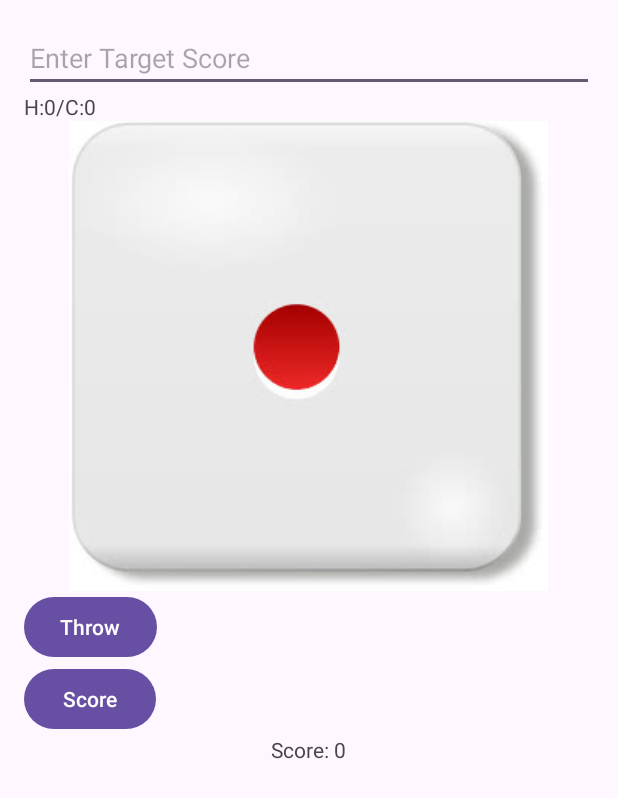
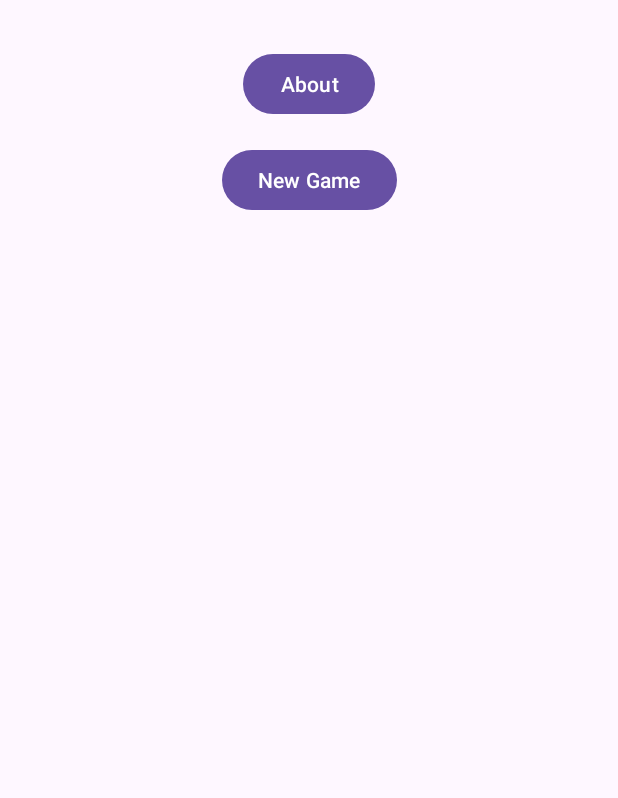
Before and after one commit to dayzcode/dicegame_cw, an Android app: the screen it shows after launch (MainActivity), on a phone screen of 412 x 824 dp. Shown: the top 798 px of the screen. Run offline under Robolectric (Android 15) with nearby library versions, the phone set to English and light mode, and no system bars.

```diff
--- a/app/src/main/java/com/example/dicegame_cw/MainActivity.java
+++ b/app/src/main/java/com/example/dicegame_cw/MainActivity.java
@@ -1,13 +1,12 @@
 package com.example.dicegame_cw;
 
-import android.app.AlertDialog;
+import android.content.Intent;
 import android.os.Bundle;
 import android.view.View;
 import android.widget.Button;
 import android.widget.EditText;
 import android.widget.ImageView;
 import android.widget.TextView;
-import java.util.Arrays;
 
 import androidx.appcompat.app.AppCompatActivity;
 
@@ -34,121 +33,32 @@ public class MainActivity extends AppCompatActivity {
         super.onCreate(savedInstanceState);
         setContentView(R.layout.activity_main);
 
-        btnThrow = findViewById(R.id.btnThrow);
-        btnScore = findViewById(R.id.btnScore);
-        diceImage = findViewById(R.id.diceImage);
-        tvScore = findViewById(R.id.tvScore);
-        etTargetScore = findViewById(R.id.etTargetScore);
-        tvWins = findViewById(R.id.tvWins);
+        // Find the "About" button by its ID
+        Button buttonAbout = findViewById(R.id.buttonAbout);
 
-        dice = new Dice();
-    }
+        // Set a click listener for the "About" button
+        buttonAbout.setOnClickListener(new View.OnClickListener() {
+            @Override
+            public void onClick(View v) {
+                // Launch the "About" activity or show an About dialog
+                // Example: Replace AboutActivity.class with your About activity or dialog
+                Intent intent = new Intent(MainActivity.this, AboutActivity.class);
+                startActivity(intent);
+            }
+        });
 
-    private void initializeGame() {
-        // Retrieve the custom target score
-        String targetScoreText = etTargetScore.getText().toString();
-        if (!targetScoreText.isEmpty()) {
-            targetScore = Integer.parseInt(targetScoreText);
-        } else {
-            // Use the default target score (101 in this case)
-            targetScore = 101;
-        }
-    }
+        // Find the "New Game" button by its ID
+        Button buttonNewGame = findViewById(R.id.buttonNewGame);
 
-    public void onThrowClick(View view) {
-        if (gameActive && rollsRemaining > 0) {
-            rollsRemaining--;
-            for (int i = 0; i < 5; i++) {
-                currentDiceValues[i] = dice.roll();
-                updateDiceImage(i, currentDiceValues[i]);
+        // Set a click listener for the "New Game" button
+        buttonNewGame.setOnClickListener(new View.OnClickListener() {
+            @Override
+            public void onClick(View v) {
+                // Start a new game or navigate to the game activity
+                // Example: Replace NewGameActivity.class with your game activity
+                Intent intent = new Intent(MainActivity.this, GameActivity.class);
+                startActivity(intent);
             }
-            if (rollsRemaining == 0) {
-                // Automatically update score after the maximum of 3 rolls
-                onScoreClick(view);
-            }
-        }
-    }
-
-    public void onScoreClick(View view) {
-        if (gameActive) {
-            int currentRoundScore = calculateScore(currentDiceValues);
-            humanScore += currentRoundScore;
-            updateScore();
-
-            rollsRemaining = 3;
-            Arrays.fill(currentDiceValues, 0);
-
-            if (humanScore >= targetScore) {
-                showGameResult(true);
-            } else {
-                computerTurn();
-            }
-        }
-    }
-
-    private void updateDiceImage(int diceValue, int currentDiceValue) {
-        String resourceName = "dice" + currentDiceValue;
-        int resID = getResources().getIdentifier(resourceName, "drawable", getPackageName());
-        diceImage.setImageResource(resID);
-    }
-
-    private void computerTurn() {
-        if (gameActive) {
-            rollsRemaining = 3;
-            int[] computerDiceValues = new int[5];
-            for (int i = 0; i < 5; i++) {
-                computerDiceValues[i] = dice.roll();
-                updateDiceImage(i, computerDiceValues[i]);
-            }
-
-            int computerRoundScore = calculateScore(computerDiceValues);
-            computerScore += computerRoundScore;
-            updateScore();
-
-            if (computerScore >= targetScore) {
-                showGameResult(false);
-            }
-        }
-    }
-
-    private void showGameResult(boolean isHumanWinner) {
-        gameActive = false;
-        AlertDialog.Builder builder = new AlertDialog.Builder(this);
-        builder.setTitle("Game Over!");
-        if (isHumanWinner) {
-            builder.setMessage("You win!");
-            humanWins++;
-        } else {
-            builder.setMessage("You lose.");
-            computerWins++;
-        }
-        builder.setPositiveButton("New Game", (dialog, which) -> resetGame());
-        builder.setCancelable(false);
-        builder.show();
-    }
-
-    private void resetGame() {
-        humanScore = 0;
-        computerScore = 0;
-        rollsRemaining = 3;
-        Arrays.fill(currentDiceValues, 0);
-        gameActive = true;
-        updateScore();
-    }
-
-    private void updateScore() {
-        String scoreText = "H:" + humanWins + "/C:" + computerWins;
-        tvScore.setText("Score: " + humanScore);
-        tvWins.setText(scoreText);
-    }
-
-    private int calculateScore(int[] diceValues) {
-        // Implement your scoring logic here
-        // For example, sum of diceValues
-        int score = 0;
-        for (int value : diceValues) {
-            score += value;
-        }
-        return score;
+        });
     }
 }
--- a/app/src/main/res/layout/activity_main.xml
+++ b/app/src/main/res/layout/activity_main.xml
@@ -1,55 +1,33 @@
-<!-- Replace the existing content with this layout -->
-<LinearLayout
-    xmlns:android="http://schemas.android.com/apk/res/android"
+<?xml version="1.0" encoding="utf-8"?>
+<androidx.constraintlayout.widget.ConstraintLayout xmlns:android="http://schemas.android.com/apk/res/android"
     xmlns:app="http://schemas.android.com/apk/res-auto"
     xmlns:tools="http://schemas.android.com/tools"
+    android:id="@+id/relativeLayout"
     android:layout_width="match_parent"
     android:layout_height="match_parent"
-    android:orientation="vertical"
     android:padding="16dp"
     tools:context=".MainActivity">
 
-    <EditText
-        android:id="@+id/etTargetScore"
-        android:layout_width="match_parent"
-        android:layout_height="wrap_content"
-        android:hint="Enter Target Score"
-        android:inputType="number" />
-
-    <TextView
-        android:id="@+id/tvWins"
+    <Button
+        android:id="@+id/buttonAbout"
         android:layout_width="wrap_content"
         android:layout_height="wrap_content"
-        android:text="H:0/C:0" />
+        android:text="About"
+        app:layout_constraintStart_toStartOf="parent"
+        app:layout_constraintTop_toTopOf="parent"
+        app:layout_constraintEnd_toEndOf="parent"
+        android:layout_marginTop="16dp"
+        />
 
-
-
-
-    <ImageView
-        android:id="@+id/diceImage"
+    <Button
+        android:id="@+id/buttonNewGame"
         android:layout_width="wrap_content"
         android:layout_height="wrap_content"
-        android:src="@drawable/dice1"
-        android:layout_gravity="center" />
+        android:text="New Game"
+        app:layout_constraintStart_toStartOf="parent"
+        app:layout_constraintTop_toBottomOf="@+id/buttonAbout"
+        app:layout_constraintEnd_toEndOf="parent"
+        android:layout_marginTop="16dp"
+        />
 
-    <Button
-        android:id="@+id/btnThrow"
-        android:layout_width="wrap_content"
-        android:layout_height="wrap_content"
-        android:text="Throw"
-        android:onClick="onThrowClick" />
-
-    <Button
-        android:id="@+id/btnScore"
-        android:layout_width="wrap_content"
-        android:layout_height="wrap_content"
-        android:text="Score"
-        android:onClick="onScoreClick" />
-
-    <TextView
-        android:id="@+id/tvScore"
-        android:layout_width="wrap_content"
-        android:layout_height="wrap_content"
-        android:text="Score: 0"
-        android:layout_gravity="center" />
-</LinearLayout>
+</androidx.constraintlayout.widget.ConstraintLayout>
```
Also changed, not shown: app/src/main/AndroidManifest.xml (+8 -2 lines), app/src/main/java/com/example/dicegame_cw/AboutActivity.java (added, +31 -0 lines), app/src/main/java/com/example/dicegame_cw/AboutFragment.java (added, +42 -0 lines), app/src/main/java/com/example/dicegame_cw/GameActivity.java (added, +194 -0 lines), app/src/main/res/layout/activity_about.xml (added, +22 -0 lines), app/src/main/res/layout/activity_newgame.xml (added, +108 -0 lines), app/src/main/res/layout/fragment_about.xml (added, +37 -0 lines).
